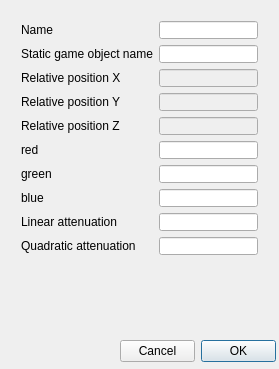
Before: the Qt Designer form GameEditor/AddOrEditPointLightDialog.ui in frostteo/GameEditor, drawn with Qt 5.
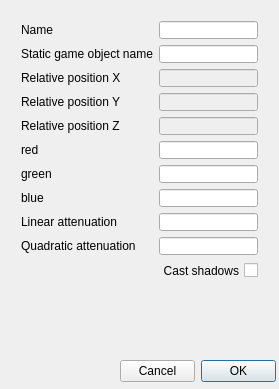
After: the same form once the commit is applied.

Commit message: point light shadow map

Diff of the .ui file:
```diff
--- a/GameEditor/AddOrEditPointLightDialog.ui
+++ b/GameEditor/AddOrEditPointLightDialog.ui
@@ -7,7 +7,7 @@
     <x>0</x>
     <y>0</y>
     <width>279</width>
-    <height>369</height>
+    <height>389</height>
    </rect>
   </property>
   <property name="windowTitle">
@@ -20,7 +20,7 @@
    <property name="geometry">
     <rect>
      <x>120</x>
-     <y>340</y>
+     <y>360</y>
      <width>156</width>
      <height>23</height>
     </rect>
@@ -36,7 +36,7 @@
    <property name="geometry">
     <rect>
      <x>10</x>
-     <y>280</y>
+     <y>300</y>
      <width>261</width>
      <height>51</height>
     </rect>
@@ -145,7 +145,7 @@
      <x>10</x>
      <y>10</y>
      <width>259</width>
-     <height>256</height>
+     <height>281</height>
     </rect>
    </property>
    <layout class="QFormLayout" name="formLayout">
@@ -273,6 +273,16 @@
     <item row="6" column="1">
      <widget class="QLineEdit" name="greenTxt"/>
     </item>
+    <item row="10" column="1">
+     <widget class="QCheckBox" name="castShadowsCheckBox">
+      <property name="layoutDirection">
+       <enum>Qt::RightToLeft</enum>
+      </property>
+      <property name="text">
+       <string>Cast shadows</string>
+      </property>
+     </widget>
+    </item>
    </layout>
   </widget>
  </widget>
```
The commit also changes 85 other files.
